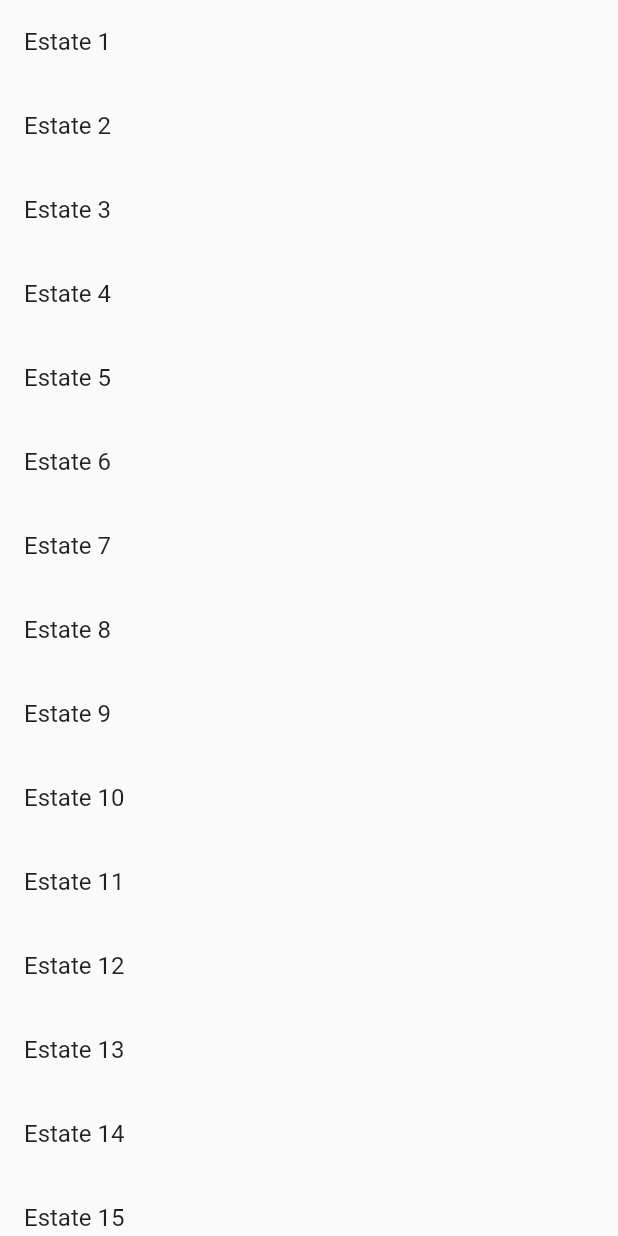
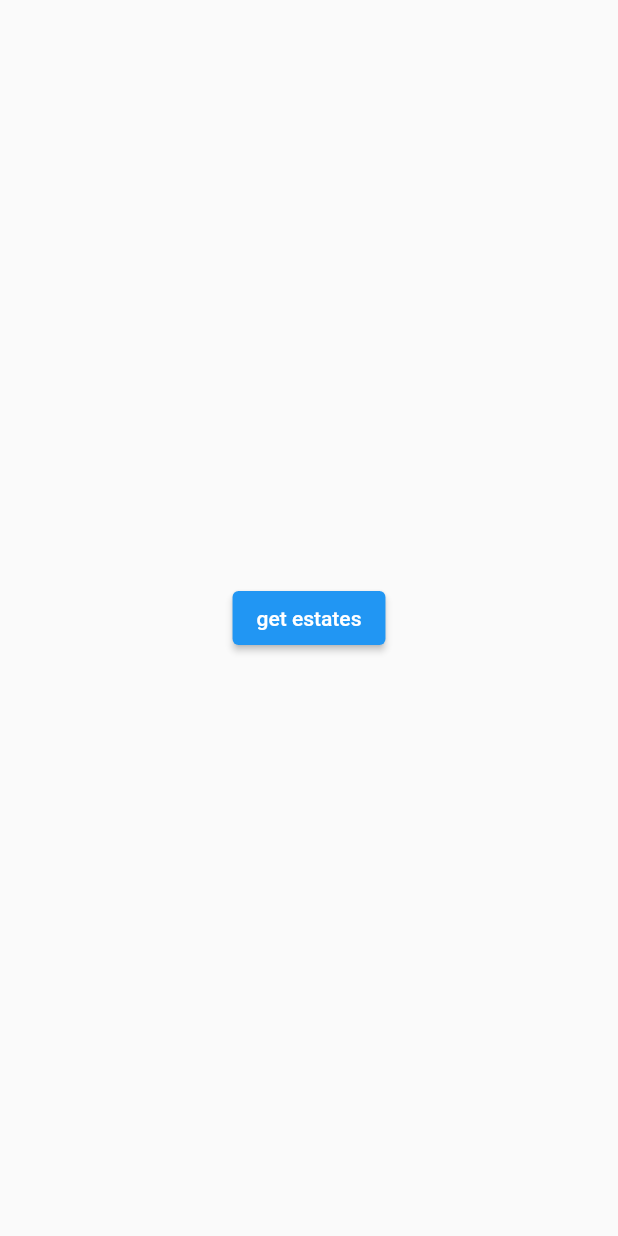
Before and after one commit to LotFee/AQ_Admins, a Flutter app: the EstatesPage screen opened by its route, on a phone screen of 412 x 824 dp. Run offline on Flutter 3.47's test engine with Material 2 defaults, Android fonts, the phone set to English and light mode, and no system bars; our stand-ins replace cached_network_image, dartz, equatable, flutter_bloc, get_it, go_router and 1 more; missing offline and left inert: dart:js, easy_logger, egycoder_faker.

Commit message:
estates cubit is done

```diff
--- /dev/null
+++ b/lib/core/configration/pagination.core.dart
@@ -0,0 +1,5 @@
+/// is a constant variable will specify loaded page size in all `query` method
+const defaultPaginationPageSize = 25;
+
+///is a constant variable will specify first index size in all `query` method
+const defaultPaginationStartIndex = 0;
--- a/lib/features/estate/domain/entity/estate.entity.dart
+++ b/lib/features/estate/domain/entity/estate.entity.dart
@@ -1,47 +1,83 @@
+import 'dart:convert';
+
+// ignore_for_file: public_member_api_docs, sort_constructors_first
 class Estate {
-  // String name,
-  //   String description,
-  //   String category,
-  //   String area,
-  //   String city,
-  //   String district,
-  //   String detailedAddress,
-  //   String direction,
-  //   String advancedWarranty,
-  //   String furnitureQuality,
-  //   String decorQuality,
-  //   String refundableWith,
-  //   String image,
-  //   String video,
-  //   bool petsAllowed,
-  //   bool hasLift,
-  //   bool hasFreshWater,
-  //   bool hasWaterHeather,
-  //   bool hasWifi,
-  //   bool hasPotagaz,
-  //   bool hasCookerStove,
-  //   bool hasClothesWasher,
-  //   bool hasTableWareAndKitchenWare,
-  //   bool isNegotiable,
-  //   double propertyPrice,
-  //   double carParkingPrice,
-  //   double wifiPrice,
-  //   double insurancePrice,
-  //   int roomsNumber,
-  //   int apartmentNumber,
-  //   int floorNumber,
-  //   int bedsNumber,
-  //   int carParkingNumber,
-  //   int airConditioningNumber,
-  //   int tvNumber,
-  //   int standFanNumber,
-  //   int fixedFanNumber,
-  //   int windowNumber,
-  //   int balconyNumber,
-  //   DateTime refundableCheckIn,
-  //   DateTime refundableCheckOut,
+  String? title;
+  String? subtitle;
+  double? price;
+  String? image;
+  Estate({
+    this.title,
+    this.subtitle,
+    this.price,
+    this.image,
+  });
+
+  Map<String, dynamic> toMap() {
+    return <String, dynamic>{
+      'title': title,
+      'subtitle': subtitle,
+      'price': price,
+      'image': image,
+    };
+  }
+
+  factory Estate.fromMap(Map<String, dynamic> map) {
+    return Estate(
+      title: map['title'] != null ? map['title'] as String : null,
+      subtitle: map['subtitle'] != null ? map['subtitle'] as String : null,
+      price: map['price'] != null ? map['price'] as double : null,
+      image: map['image'] != null ? map['image'] as String : null,
+    );
+  }
+
+  String toJson() => json.encode(toMap());
+
+  factory Estate.fromJson(String source) =>
+      Estate.fromMap(json.decode(source) as Map<String, dynamic>);
 }
 
+
+// String category;
+  // String description;
+  // String area;
+  // String city;
+  // String district;
+  // String detailedAddress;
+  // String direction;
+  // String advancedWarranty;
+  // String furnitureQuality;
+  // String decorQuality;
+  // String refundableWith;
+  // String image;
+  // String video;
+  // bool petsAllowed;
+  // bool hasLift;
+  // bool hasFreshWater;
+  // bool hasWaterHeather;
+  // bool hasWifi;
+  // bool hasPotagaz;
+  // bool hasCookerStove;
+  // bool hasClothesWasher;
+  // bool hasTableWareAndKitchenWare;
+  // bool isNegotiable;
+  // double propertyPrice;
+  // double carParkingPrice;
+  // double wifiPrice;
+  // double insurancePrice;
+  // int roomsNumber;
+  // int apartmentNumber;
+  // int floorNumber;
+  // int bedsNumber;
+  // int carParkingNumber;
+  // int airConditioningNumber;
+  // int tvNumber;
+  // int standFanNumber;
+  // int fixedFanNumber;
+  // int windowNumber;
+  // int balconyNumber;
+  // DateTime refundableCheckIn;
+  // DateTime refundableCheckOut;
 // filter model
 
 // {
--- /dev/null
+++ b/lib/presentation/pages/estates/cubit/estates_cubit.dart
@@ -0,0 +1,32 @@
+import 'package:aq_admin/core/configration/pagination.core.dart';
+import 'package:aq_admin/core/failure.core.dart';
+import 'package:aq_admin/features/estate/domain/entity/estate.entity.dart';
+import 'package:aq_admin/features/estate/domain/estate.repository.dart';
+import 'package:aq_admin/presentation/widgets/loading.widget.dart';
+
+import 'package:equatable/equatable.dart';
+import 'package:flutter_bloc/flutter_bloc.dart';
+
+part 'estates_state.dart';
+
+class EstatesCubit extends Cubit<EstatesState> {
+  final EstateRepository estateRepository;
+  EstatesCubit(this.estateRepository) : super(EstatesInitial());
+  int currentIndex = defaultPaginationStartIndex;
+  bool isLoading = false;
+  Future<void> query() async {
+    if (isLoading) return;
+    isLoading = true;
+    emit(EstateLoadingState());
+    final estates = await estateRepository.query(
+      defaultPaginationPageSize,
+      currentIndex,
+    );
+    estates.fold(
+      (l) => emit(EstateErrorState(l)),
+      (r) => emit(EstateSuccessState(r)),
+    );
+    currentIndex++;
+    isLoading = false;
+  }
+}
--- /dev/null
+++ b/lib/presentation/pages/estates/cubit/estates_state.dart
@@ -0,0 +1,24 @@
+part of 'estates_cubit.dart';
+
+abstract class EstatesState extends Equatable {
+  const EstatesState();
+
+  @override
+  List<Object> get props => [];
+}
+
+class EstatesInitial extends EstatesState {}
+
+class EstateLoadingState extends EstatesState {}
+
+class EstateSuccessState extends EstatesState {
+  final List<Estate> estates;
+
+  const EstateSuccessState(this.estates);
+}
+
+class EstateErrorState extends EstatesState {
+  final Failure failure;
+
+  const EstateErrorState(this.failure);
+}
--- a/lib/presentation/pages/estates/estates.page.dart
+++ b/lib/presentation/pages/estates/estates.page.dart
@@ -1,11 +1,13 @@
 // ignore_for_file: public_member_api_docs, sort_constructors_first
+import 'package:aq_admin/core/logger.core.dart';
+import 'package:aq_admin/presentation/pages/estates/cubit/estates_cubit.dart';
+import 'package:aq_admin/presentation/pages/estates/widget/estate_tile.widget.dart';
+import 'package:aq_admin/presentation/pages/estates/widget/loading_estate_tile.widget.dart';
 import 'package:flutter/material.dart';
-import 'package:go_router/go_router.dart';
-
-import 'package:aq_admin/service/navigations.service.dart';
+import 'package:flutter_bloc/flutter_bloc.dart';
 
 // ignore: must_be_immutable
-class EstatesPage extends StatelessWidget {
+class EstatesPage extends StatefulWidget {
   String? ownerName;
   String? phone;
   String? status;
@@ -33,16 +35,81 @@ class EstatesPage extends StatelessWidget {
       this.wifi,
       this.tv,
       this.date});
+
+  @override
+  State<EstatesPage> createState() => _EstatesPageState();
+}
+
+class _EstatesPageState extends State<EstatesPage> {
+  final scrollController = ScrollController();
+  @override
+  void initState() {
+    Future.delayed(
+      Duration.zero,
+      () {
+        scrollController.addListener(() {
+          if (scrollController.position.pixels >=
+              scrollController.position.maxScrollExtent / 2) {
+            context.read<EstatesCubit>().query();
+          }
+        });
+      },
+    );
+    super.initState();
+  }
+
   @override
   Widget build(BuildContext context) {
     return Scaffold(
-        body: ListView.builder(
-      itemBuilder: (_, i) => ListTile(
-        title: Text('Estate ${i + 1}'),
-        onTap: () => context.goNamed(NavigationService.estate,
-            params: {'estateId': '${i + 1}'}),
+      body: BlocConsumer<EstatesCubit, EstatesState>(
+        listener: (context, state) {
+          if (state is EstateErrorState) {
+            logger.error(state.failure.error);
+          }
+        },
+        builder: (context, state) {
+          if (state is EstateLoadingState) {
+            return ListView.builder(
+              itemBuilder: (_, __) {
+                return const LoadingEstateTile();
+              },
+              itemCount: 10,
+            );
+          }
+          if (state is EstateSuccessState) {
+            return Center(
+              child: ListView.separated(
+                controller: scrollController,
+                itemBuilder: (context, index) {
+                  return EstateTile(state.estates[index]);
+                },
+                separatorBuilder: (context, index) {
+                  return const SizedBox(
+                    height: 15.0,
+                  );
+                },
+                itemCount: state.estates.length,
+              ),
+            );
+          }
+          return Center(
+            child: ElevatedButton(
+              onPressed: () {
+                context.read<EstatesCubit>().query();
+              },
+              child: Text('get estates'),
+            ),
+          );
+          // return ListView.builder(
+          //   itemBuilder: (_, i) => ListTile(
+          //     title: Text('Estate ${i + 1}'),
+          //     onTap: () => context.goNamed(NavigationService.estate,
+          //         params: {'estateId': '${i + 1}'}),
+          //   ),
+          //   itemCount: 20,
+          // );
+        },
       ),
-      itemCount: 20,
-    ));
+    );
   }
 }
--- a/lib/service/navigations.service.dart
+++ b/lib/service/navigations.service.dart
@@ -14,6 +14,7 @@ import 'package:aq_admin/presentation/pages/dashboard/dashboard.page.dart';
 import 'package:aq_admin/presentation/pages/estate_details/estate_details.page.dart';
 import 'package:aq_admin/presentation/pages/estate_details/sub_pages/questions.sub.page.dart';
 import 'package:aq_admin/presentation/pages/estate_details/sub_pages/review.sub.page.dart';
+import 'package:aq_admin/presentation/pages/estates/cubit/estates_cubit.dart';
 import 'package:aq_admin/presentation/pages/estates/estates.page.dart';
 import 'package:aq_admin/presentation/pages/filter/filter.page.dart';
 import 'package:aq_admin/presentation/pages/finance/finance.page.dart';
@@ -151,7 +152,10 @@ class NavigationService {
       GoRoute(
         name: estates,
         path: '/estates',
-        builder: (context, state) => EstatesPage(),
+        builder: (context, state) => BlocProvider(
+          create: (context) => EstatesCubit(sl()),
+          child: EstatesPage(),
+        ),
         routes: _estateSubRoutes,
       ),
       GoRoute(
--- a/pubspec.yaml
+++ b/pubspec.yaml
@@ -9,6 +9,7 @@ environment:
   sdk: '>=2.18.4 <3.0.0'
 
 dependencies:
+  cached_network_image: ^3.2.2
   cupertino_icons: ^1.0.2
   dartz: ^0.10.1
   easy_logger: ^0.0.2
@@ -19,6 +20,7 @@ dependencies:
   flutter_bloc: ^8.1.1
   get_it: ^7.2.0
   go_router: ^5.1.10
+  skeletons: ^0.0.3
 
 dev_dependencies:
 
```
Also changed, not shown: lib/features/estate/data/datasource/remote_estate.datasource.dart (added, +24 -0 lines), lib/features/estate/data/estate.repository.impl.dart (added, +62 -0 lines), lib/injection_container.dart (+7 -0 lines), lib/presentation/pages/estates/widget/estate_tile.widget.dart (added, +34 -0 lines), lib/presentation/pages/estates/widget/loading_estate_tile.widget.dart (added, +23 -0 lines), lib/presentation/widgets/loading.widget.dart (added, +24 -0 lines), pubspec.lock, 1 other file.
